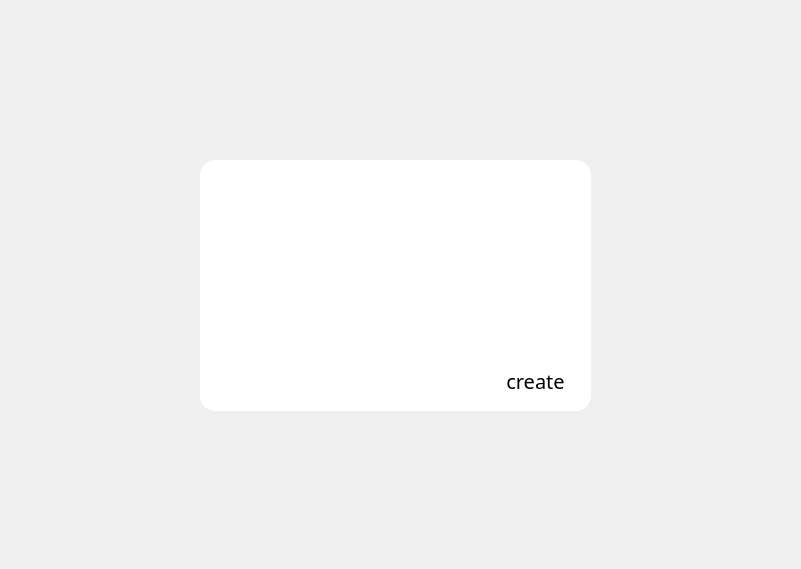
Before: the Qt Designer form startdialog.ui in zaid515/MyUI, drawn with Qt 5.
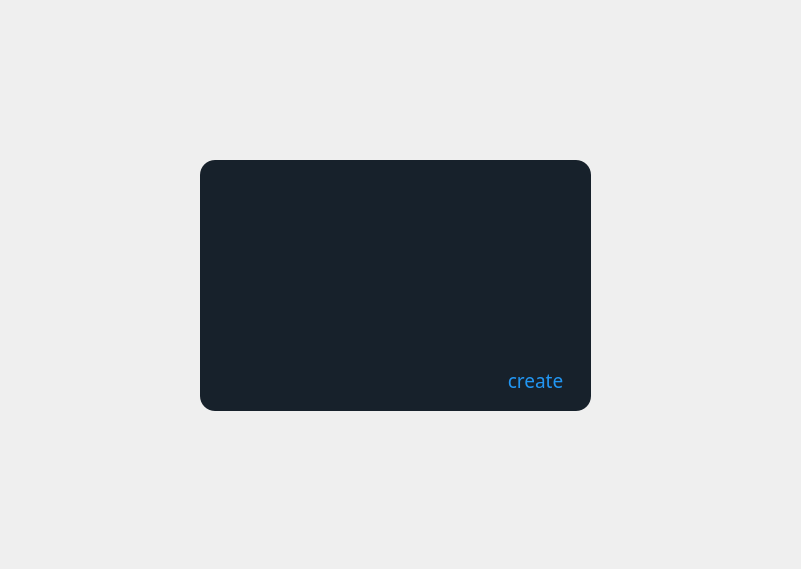
After: the same form once the commit is applied. Custom widgets are drawn as their Qt base class.

The edit to the form file:
```diff
--- a/startdialog.ui
+++ b/startdialog.ui
@@ -26,7 +26,7 @@
     </rect>
    </property>
    <property name="styleSheet">
-    <string notr="true">background-color: rgb(255, 255, 255);
+    <string notr="true">background-color: #17212b;
 border-radius: 15px;
 </string>
    </property>
@@ -42,14 +42,14 @@
     <property name="font">
      <font>
       <family>Sans Serif Collection</family>
-      <pointsize>15</pointsize>
+      <pointsize>14</pointsize>
      </font>
     </property>
     <property name="styleSheet">
      <string notr="true">QPushButton
 {
-	background-color: rgb(255,255,255);
-	color: #000000;
+	background-color: #17212b;
+	color: rgb(33,150,243);
 	border-radius: 10px;
 	padding: 5px;
 }
@@ -65,7 +65,7 @@
 QPushButton::disabled
 {
 	background-color: rgb(255,255,255);
-	color: #000000;
+	color: rgb(33,150,243);
 	border-radius: 10px;
 	padding: 5px;
 }
@@ -89,6 +89,16 @@
      <string>create</string>
     </property>
    </widget>
+   <widget class="TextEdit" name="lineEdit">
+    <property name="geometry">
+     <rect>
+      <x>40</x>
+      <y>130</y>
+      <width>301</width>
+      <height>41</height>
+     </rect>
+    </property>
+   </widget>
   </widget>
  </widget>
  <customwidgets>
@@ -97,6 +107,11 @@
    <extends>QPushButton</extends>
    <header>UI/ripplebutton.hpp</header>
   </customwidget>
+  <customwidget>
+   <class>TextEdit</class>
+   <extends>QLineEdit</extends>
+   <header>UI/textedit.hpp</header>
+  </customwidget>
  </customwidgets>
  <resources/>
  <connections/>
```
Left out of the diff: 8 changed lines with no effect on the pictures.
